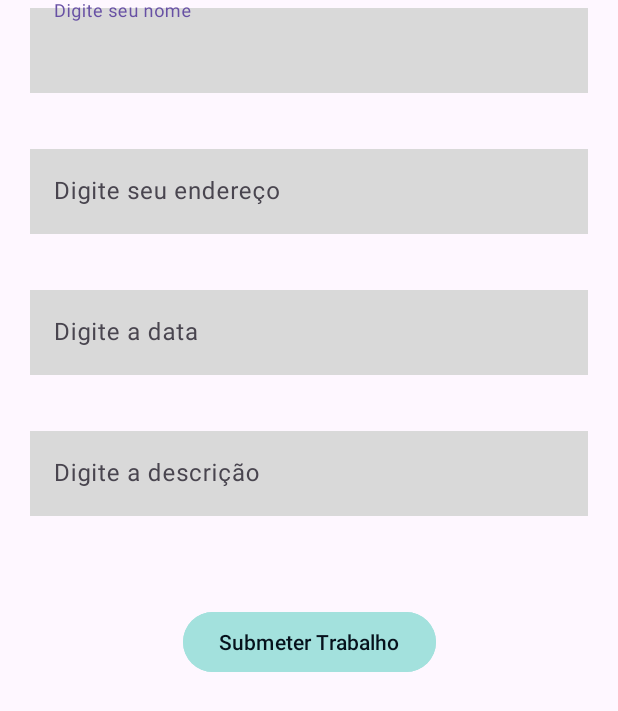
After one commit to alwspiderc/SemocUcsal, an Android app: the SubmitActivity screen opened directly, with no data from a screen before it, on a phone screen of 412 x 824 dp. The commit adds this screen. Shown: the top 711 px of the screen. Run offline under Robolectric (Android 15) with nearby library versions, the light colour scheme and no system bars.

Commit message:
adicionado submit

```diff
--- a/app/src/main/AndroidManifest.xml
+++ b/app/src/main/AndroidManifest.xml
@@ -12,9 +12,9 @@
         android:supportsRtl="true"
         android:theme="@style/Theme.SemocUcsal"
         tools:targetApi="31">
-<!--        <activity-->
-<!--            android:name=".LoginActivity"-->
-<!--            android:exported="false" />-->
+        <activity
+            android:name=".SubmitActivity"
+            android:exported="false" />
         <activity
             android:name=".LoginActivity"
             android:exported="true">
--- a/app/src/main/java/com/example/semocucsal/EventDetailActivity.kt
+++ b/app/src/main/java/com/example/semocucsal/EventDetailActivity.kt
@@ -1,6 +1,7 @@
 package com.example.semocucsal
 
 import android.os.Bundle
+import android.widget.Button
 import android.widget.ImageView
 import android.widget.TextView
 import androidx.appcompat.app.AppCompatActivity
@@ -17,11 +18,16 @@ class EventDetailActivity : AppCompatActivity() {
         val descriptionTextView: TextView = findViewById(R.id.event_item_description)
         val dateTextView: TextView = findViewById(R.id.event_item_date)
         val locationTextView: TextView = findViewById(R.id.event_item_location)
+        val buttonSubscribe: Button = findViewById(R.id.event_item_subscribe)
 
         imageView.setImageResource(event.image)
         nameTextView.text = event.name
         descriptionTextView.text = event.description
         dateTextView.text = event.date
         locationTextView.text = event.location
+
+        buttonSubscribe.setOnClickListener {
+                buttonSubscribe.text = if (buttonSubscribe.text.toString().equals("Inscrever-se", ignoreCase = true)) "Inscrito" else "Inscrever-se"
+        }
     }
 }
--- a/app/src/main/java/com/example/semocucsal/NoteListAdapter.kt
+++ b/app/src/main/java/com/example/semocucsal/NoteListAdapter.kt
@@ -5,6 +5,7 @@ import android.content.Intent
 import android.view.LayoutInflater
 import android.view.View
 import android.view.ViewGroup
+import android.widget.Button
 import android.widget.ImageView
 import android.widget.TextView
 import androidx.recyclerview.widget.RecyclerView
@@ -18,6 +19,7 @@ class NoteListAdapter(private val events: List<Event>, private val context: Cont
             val nameTextView: TextView = itemView.findViewById(R.id.event_item_name)
             val dateTextView: TextView = itemView.findViewById(R.id.event_item_date)
             val locationTextView: TextView = itemView.findViewById(R.id.event_item_location)
+            val buttonSubscribe: Button = itemView.findViewById(R.id.event_item_subscribe)
 
             imageView.setImageResource(event.image)
             nameTextView.text = event.name
@@ -29,6 +31,9 @@ class NoteListAdapter(private val events: List<Event>, private val context: Cont
                 intent.putExtra("EVENT", event)
                 context.startActivity(intent)
             }
+
+            buttonSubscribe.visibility = View.INVISIBLE
+
         }
     }
 
--- /dev/null
+++ b/app/src/main/java/com/example/semocucsal/SubmitActivity.kt
@@ -0,0 +1,20 @@
+package com.example.semocucsal
+
+import android.os.Bundle
+import androidx.activity.enableEdgeToEdge
+import androidx.appcompat.app.AppCompatActivity
+import androidx.core.view.ViewCompat
+import androidx.core.view.WindowInsetsCompat
+
+class SubmitActivity : AppCompatActivity() {
+    override fun onCreate(savedInstanceState: Bundle?) {
+        super.onCreate(savedInstanceState)
+        enableEdgeToEdge()
+        setContentView(R.layout.activity_submit)
+        ViewCompat.setOnApplyWindowInsetsListener(findViewById(R.id.main)) { v, insets ->
+            val systemBars = insets.getInsets(WindowInsetsCompat.Type.systemBars())
+            v.setPadding(systemBars.left, systemBars.top, systemBars.right, systemBars.bottom)
+            insets
+        }
+    }
+}
--- /dev/null
+++ b/app/src/main/res/drawable/radius.xml
@@ -0,0 +1,5 @@
+<?xml version="1.0" encoding="utf-8"?>
+<shape xmlns:android="http://schemas.android.com/apk/res/android">
+    <solid android:color="@color/blue"/>
+    <corners android:radius="20dp"/>
+</shape>
--- /dev/null
+++ b/app/src/main/res/layout/activity_submit.xml
@@ -0,0 +1,104 @@
+<?xml version="1.0" encoding="utf-8"?>
+<androidx.constraintlayout.widget.ConstraintLayout xmlns:android="http://schemas.android.com/apk/res/android"
+    xmlns:app="http://schemas.android.com/apk/res-auto"
+    xmlns:tools="http://schemas.android.com/tools"
+    android:id="@+id/main"
+    android:layout_width="match_parent"
+    android:layout_height="match_parent"
+    tools:context=".SubmitActivity">
+
+
+    <com.google.android.material.textfield.TextInputLayout
+        android:id="@+id/textInputName"
+        android:layout_width="0dp"
+        android:layout_height="wrap_content"
+        android:layout_marginTop="100dp"
+        android:layout_marginLeft="20dp"
+        android:layout_marginRight="20dp"
+        app:layout_constraintStart_toStartOf="parent"
+        app:layout_constraintEnd_toEndOf="parent"
+        app:layout_constraintTop_toBottomOf="@id/editTextName">
+
+        <com.google.android.material.textfield.TextInputEditText
+            android:id="@+id/editTextName"
+            android:layout_width="match_parent"
+            android:layout_height="wrap_content"
+            android:background="#D9D9D9"
+            android:hint="Digite seu nome" />
+
+    </com.google.android.material.textfield.TextInputLayout>
+
+    <com.google.android.material.textfield.TextInputLayout
+        android:id="@+id/textInputAddress"
+        android:layout_width="0dp"
+        android:layout_height="wrap_content"
+        android:layout_marginTop="32dp"
+        android:layout_marginLeft="20dp"
+        android:layout_marginRight="20dp"
+        app:layout_constraintStart_toStartOf="parent"
+        app:layout_constraintEnd_toEndOf="parent"
+        app:layout_constraintTop_toBottomOf="@id/textInputName">
+
+        <com.google.android.material.textfield.TextInputEditText
+            android:id="@+id/editTextAddress"
+            android:layout_width="match_parent"
+            android:layout_height="wrap_content"
+            android:background="#D9D9D9"
+            android:hint="Digite seu endereço" />
+
+    </com.google.android.material.textfield.TextInputLayout>
+
+    <com.google.android.material.textfield.TextInputLayout
+        android:id="@+id/textInputDate"
+        android:layout_width="0dp"
+        android:layout_height="wrap_content"
+        android:layout_marginTop="32dp"
+        android:layout_marginLeft="20dp"
+        android:layout_marginRight="20dp"
+        app:layout_constraintStart_toStartOf="parent"
+        app:layout_constraintEnd_toEndOf="parent"
+        app:layout_constraintTop_toBottomOf="@id/textInputAddress">
+
+        <com.google.android.material.textfield.TextInputEditText
+            android:id="@+id/editTextDate"
+            android:layout_width="match_parent"
+            android:layout_height="wrap_content"
+            android:background="#D9D9D9"
+            android:hint="Digite a data" />
+
+    </com.google.android.material.textfield.TextInputLayout>
+
+    <com.google.android.material.textfield.TextInputLayout
+        android:id="@+id/textInputDescription"
+        android:layout_width="0dp"
+        android:layout_height="wrap_content"
+        android:layout_marginTop="32dp"
+        android:layout_marginLeft="20dp"
+        android:layout_marginRight="20dp"
+        app:layout_constraintStart_toStartOf="parent"
+        app:layout_constraintEnd_toEndOf="parent"
+        app:layout_constraintTop_toBottomOf="@id/textInputDate">
+
+        <com.google.android.material.textfield.TextInputEditText
+            android:id="@+id/editTextDescription"
+            android:layout_width="match_parent"
+            android:layout_height="wrap_content"
+            android:background="#D9D9D9"
+            android:hint="Digite a descrição" />
+
+    </com.google.android.material.textfield.TextInputLayout>
+
+    <com.google.android.material.button.MaterialButton
+        android:id="@+id/login_button_submit"
+        android:layout_width="wrap_content"
+        android:layout_height="wrap_content"
+        android:layout_marginTop="60dp"
+        android:backgroundTint="@color/blue"
+        android:text="Submeter Trabalho"
+        android:textColor="#06111C"
+        app:backgroundTint="#C3D0D6"
+        app:layout_constraintEnd_toEndOf="parent"
+        app:layout_constraintStart_toStartOf="parent"
+        app:layout_constraintTop_toBottomOf="@id/textInputDescription" />
+
+</androidx.constraintlayout.widget.ConstraintLayout>
--- a/app/src/main/res/values/colors.xml
+++ b/app/src/main/res/values/colors.xml
@@ -2,6 +2,6 @@
 <resources>
     <color name="black">#FF000000</color>
     <color name="white">#FFFFFFFF</color>
-    <color name="blue">#FFC3D0D6</color>
+    <color name="blue">#A3E1DD</color>
 
 </resources>
```
Also changed, not shown: app/src/main/java/com/example/semocucsal/EventListActivity.kt (+16 -14 lines), app/src/main/res/layout/activity_event_detail.xml (+38 -18 lines), app/src/main/res/layout/activity_event_list.xml (+33 -20 lines), app/src/main/res/drawable/image1.jpg (added), app/src/main/res/drawable/image2.png (added), app/src/main/res/drawable/image3.png (added), app/src/main/res/drawable/image4.png (added), app/src/main/res/drawable/image5.jpeg (added).
